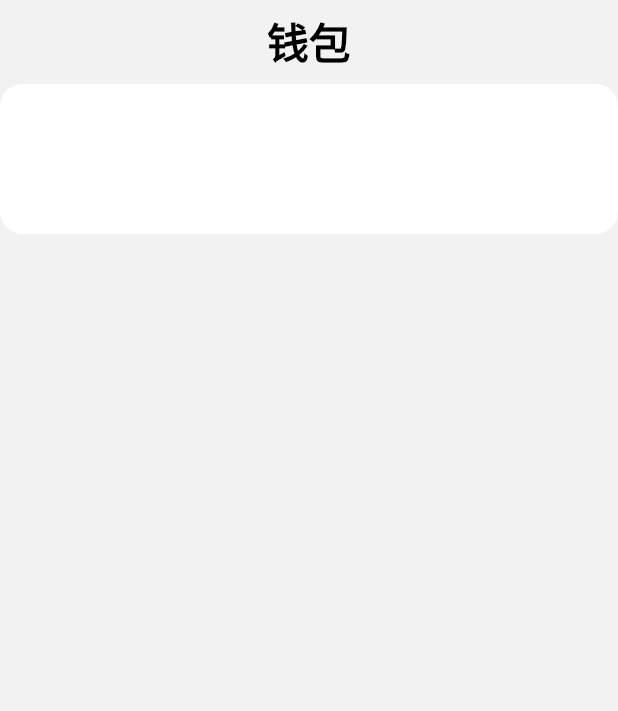
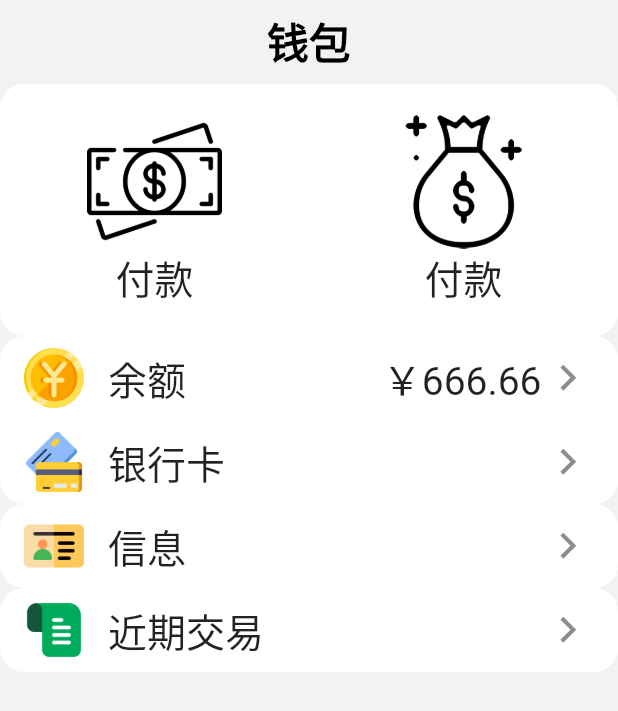
Before and after one commit to exhyy/online_payment_app, a Flutter app: the screen it shows after launch, on a phone screen of 412 x 824 dp. Shown: the top 711 px of the screen. Run offline on Flutter 3.47's test engine with Material 2 defaults, Android fonts, the phone set to English and light mode, and no system bars.

Commit message:
完成home页面结构的基本设计

```diff
--- a/lib/pages/home.dart
+++ b/lib/pages/home.dart
@@ -1,4 +1,5 @@
 import 'package:flutter/material.dart';
+import 'package:online_payment_app/services/base.dart';
 
 class Home extends StatefulWidget {
   const Home({super.key});
@@ -26,15 +27,52 @@ class _HomeState extends State<Home> {
         backgroundColor: const Color.fromRGBO(242, 242, 242, 1.0),
       ),
       body: Column(
+        // mainAxisAlignment: MainAxisAlignment.spaceBetween,
         children: [
-          Container(
-            decoration: const BoxDecoration(
-              color: Colors.white,
-              borderRadius: BorderRadius.all(Radius.circular(15)),
+          BaseCard(
+            child: Row(
+              mainAxisAlignment: MainAxisAlignment.spaceAround,
+              children: const [
+                HomeButton(
+                  title: '付款',
+                  assetPath: 'assets/icons/cash.png',
+                ),
+                HomeButton(
+                  title: '付款',
+                  assetPath: 'assets/icons/money-bag-e.png',
+                )
+              ],
             ),
-            width: double.infinity,
-            child: const SizedBox(
-              height: 100,
+          ),
+          BaseCard(
+            child: Column(
+              children: const [
+                HomeListTile(
+                  title: '余额',
+                  assetPath: 'assets/icons/yuan.png',
+                  comment: '￥666.66',
+                ),
+                HomeListTile(
+                  title: '银行卡',
+                  assetPath: 'assets/icons/credit.png',
+                ),
+              ],
+            ),
+          ),
+          const BaseCard(
+            child: HomeListTile(
+              title: '信息',
+              assetPath: 'assets/icons/driver-license.png',
+            ),
+          ),
+          BaseCard(
+            child: Column(
+              children: const [
+                HomeListTile(
+                  title: '近期交易',
+                  assetPath: 'assets/icons/invoice.png',
+                ),
+              ],
             ),
           )
         ],
@@ -42,3 +80,87 @@ class _HomeState extends State<Home> {
     );
   }
 }
+
+class HomeListTile extends StatelessWidget {
+  final String assetPath;
+  final String title;
+  final String? comment;
+
+  const HomeListTile({
+    super.key,
+    required this.title,
+    required this.assetPath,
+    this.comment,
+  });
+
+  @override
+  Widget build(BuildContext context) {
+    List<Widget> trailingChildren = [];
+    if (comment != null) {
+      trailingChildren.add(Text(
+        comment!,
+        style: const TextStyle(
+          fontSize: 26,
+        ),
+      ));
+    }
+    trailingChildren.add(const Icon(
+      Icons.chevron_right,
+      size: 35,
+    ));
+
+    return ListTile(
+      leading: Image.asset(
+        assetPath,
+        width: 40,
+      ),
+      title: Text(
+        title,
+        style: const TextStyle(
+          fontSize: 26,
+        ),
+      ),
+      trailing: SizedBox(
+        width: 160,
+        child: Row(
+          mainAxisAlignment: MainAxisAlignment.end,
+          children: trailingChildren,
+        ),
+      ),
+    );
+  }
+}
+
+class HomeButton extends StatelessWidget {
+  final String assetPath;
+  final String title;
+
+  const HomeButton({
+    super.key,
+    required this.assetPath,
+    required this.title,
+  });
+
+  @override
+  Widget build(BuildContext context) {
+    return Container(
+      padding: const EdgeInsets.symmetric(
+        vertical: 20,
+      ),
+      child: Column(
+        children: [
+          Image.asset(
+            assetPath,
+            width: 90,
+          ),
+          Text(
+            title,
+            style: const TextStyle(
+              fontSize: 26,
+            ),
+          )
+        ],
+      ),
+    );
+  }
+}
--- /dev/null
+++ b/lib/services/base.dart
@@ -0,0 +1,22 @@
+import 'package:flutter/material.dart';
+
+class BaseCard extends StatelessWidget {
+  final Widget child;
+
+  const BaseCard({
+    super.key,
+    required this.child,
+  });
+
+  @override
+  Widget build(BuildContext context) {
+    return Container(
+      decoration: const BoxDecoration(
+        color: Colors.white,
+        borderRadius: BorderRadius.all(Radius.circular(16)),
+      ),
+      width: double.infinity,
+      child: child,
+    );
+  }
+}
--- a/pubspec.yaml
+++ b/pubspec.yaml
@@ -59,9 +59,8 @@ flutter:
   uses-material-design: true
 
   # To add assets to your application, add an assets section, like this:
-  # assets:
-  #   - images/a_dot_burr.jpeg
-  #   - images/a_dot_ham.jpeg
+  assets:
+    - assets/icons/
 
   # An image asset can refer to one or more resolution-specific "variants", see
   # https://flutter.dev/assets-and-images/#resolution-aware
```
Also changed, not shown: assets/icons/cash.png (added), assets/icons/credit.png (added), assets/icons/driver-license.png (added), assets/icons/invoice.png (added), assets/icons/money-bag-e.png (added), assets/icons/money-bag.png (added), assets/icons/yuan.png (added).
